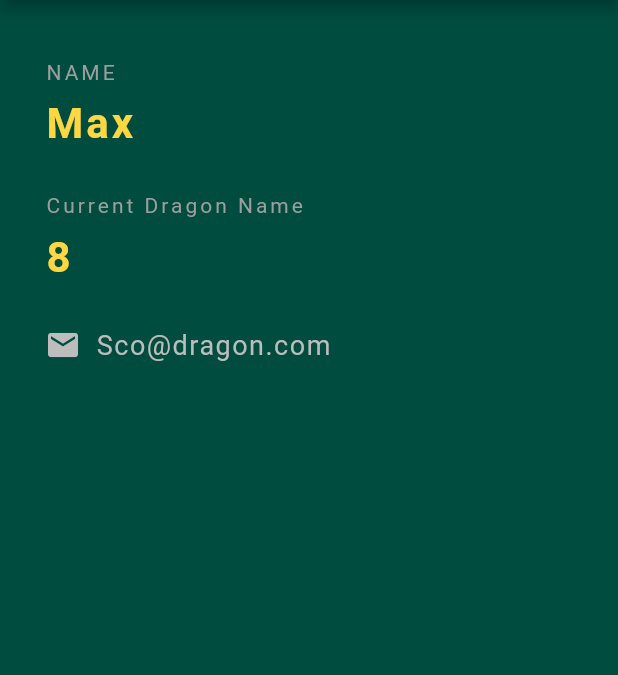
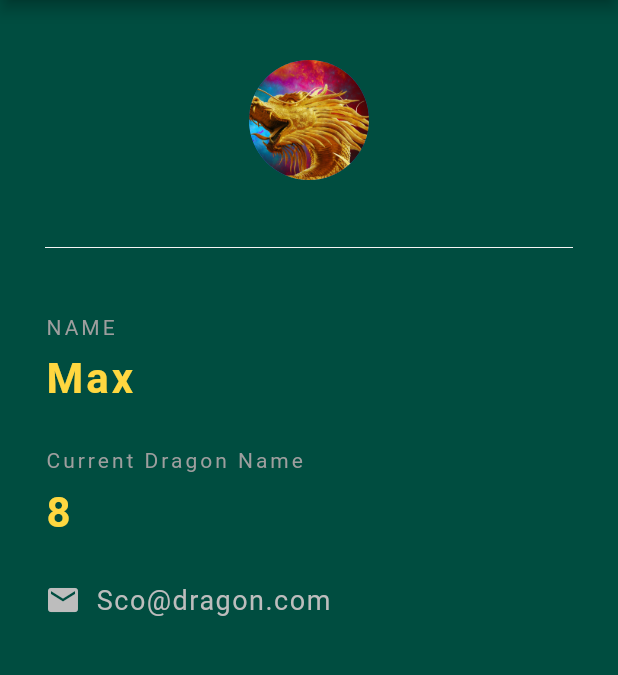
Before and after one commit to Thandohimself/dragon_id_app, a Flutter app: the screen it shows after launch, on a phone screen of 412 x 824 dp, the part 84-759 px from its top. Run offline on Flutter 3.47's test engine with Material 2 defaults, Android fonts, the phone set to English and light mode, and no system bars.

Commit message:
Added  dragon image added divider

```diff
--- a/lib/main.dart
+++ b/lib/main.dart
@@ -19,6 +19,16 @@ class dragonCard extends StatelessWidget {
         child: Column(
           crossAxisAlignment: CrossAxisAlignment.start,
           children: <Widget>[
+            Center(
+              child: CircleAvatar(
+                backgroundImage: AssetImage('assets/dragon.jpg'),
+                radius: 40.0,
+              ),
+            ),
+            Divider(
+              height: 90.0,
+              color: Colors.grey[100],
+            ),
             Text(
               'NAME',
               style: TextStyle(color: Colors.grey, letterSpacing: 2.0),
--- a/pubspec.yaml
+++ b/pubspec.yaml
@@ -41,10 +41,8 @@ flutter:
   uses-material-design: true
 
   # To add assets to your application, add an assets section, like this:
-  # assets:
-  #  - images/a_dot_burr.jpeg
-  #  - images/a_dot_ham.jpeg
-
+  assets:
+    - assets/dragon.jpg
   # An image asset can refer to one or more resolution-specific "variants", see
   # https://flutter.dev/assets-and-images/#resolution-aware.
 
```
Also changed, not shown: assets/dragon.jpg (added).
